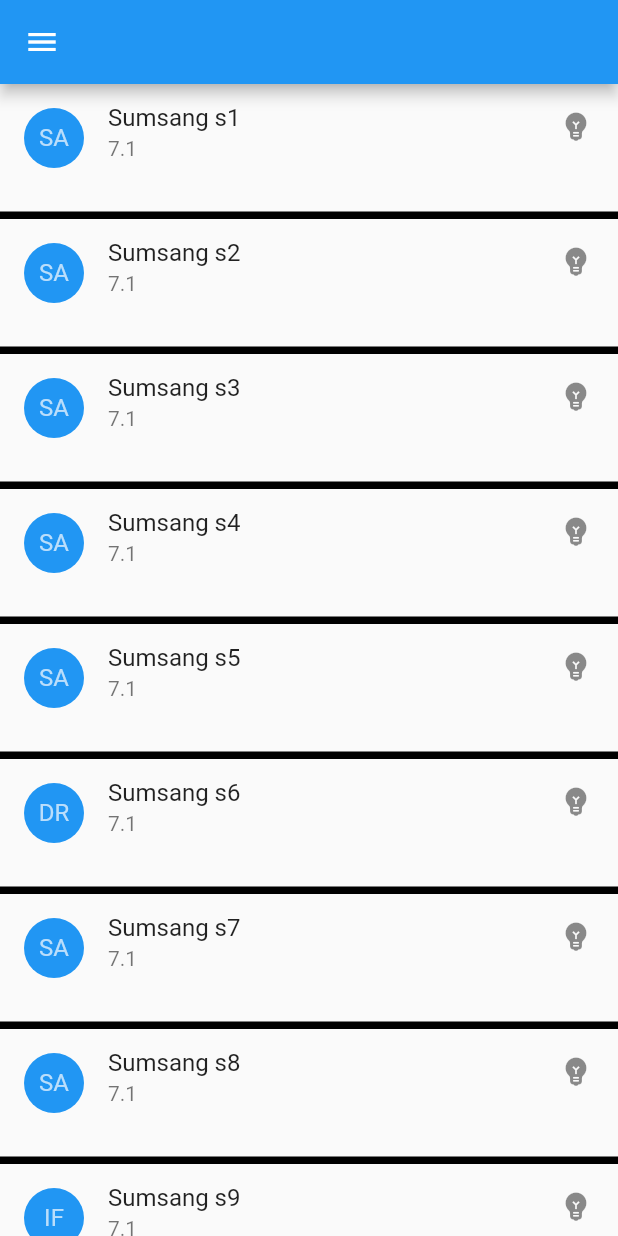
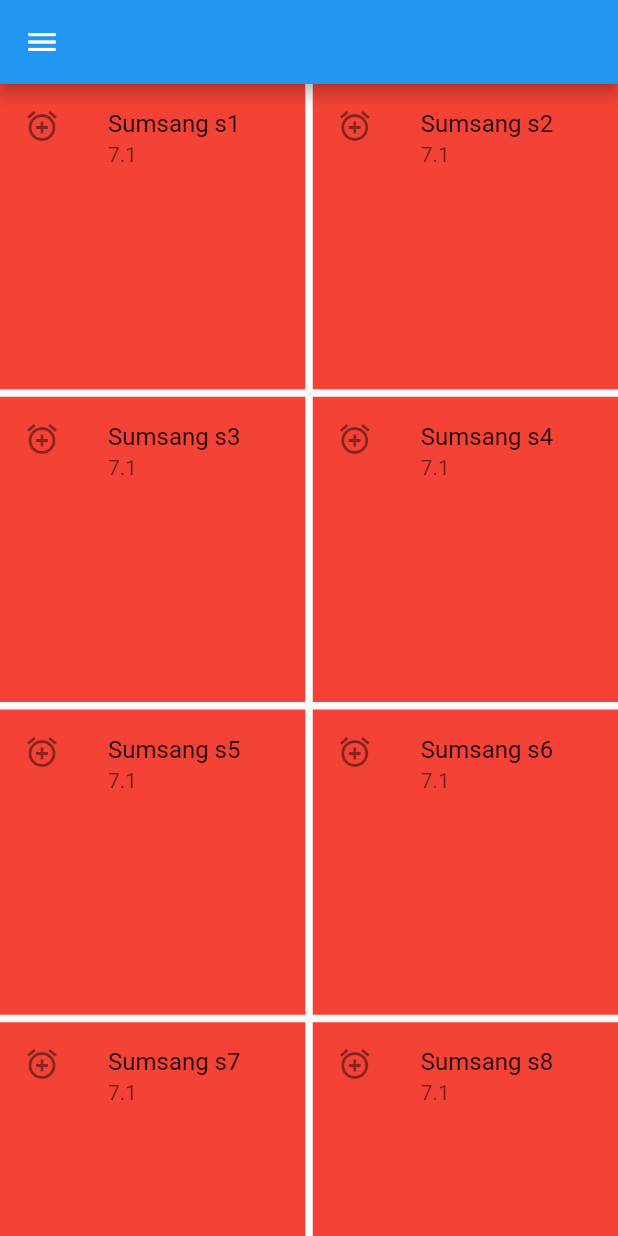
Before and after one commit to wejden7/Flutter_Tutorial, a Flutter app: the screen it shows after launch, on a phone screen of 412 x 824 dp. Run offline on Flutter 3.47's test engine with Material 2 defaults, Android fonts, the phone set to English and light mode, and no system bars.

Commit message:
GridView.builder

```diff
--- a/lib/NewPage/test.dart
+++ b/lib/NewPage/test.dart
@@ -20,26 +20,20 @@ class _TestState extends State<Test> {
   ];
   @override
   Widget build(BuildContext context) {
-    return ListView.separated(
-        separatorBuilder: (context, i) {
-          return Divider(
-            color: Colors.black,
-            height: 2,
-            thickness: 5,
-          );
-        },
+    return GridView.builder(
         physics: BouncingScrollPhysics(),
         itemCount: mobile.length,
+        gridDelegate: SliverGridDelegateWithFixedCrossAxisCount(
+            crossAxisCount: 2, crossAxisSpacing: 5, mainAxisSpacing: 5),
         itemBuilder: (context, i) {
-          return ListTile(
-            leading: CircleAvatar(
-              backgroundColor: Colors.blue,
-              child: Text(mobile[i]["avatar"]),
+          return Container(
+            // margin: EdgeInsets.only(top: 10, left: 5, right: 5),
+            child: ListTile(
+              tileColor: Colors.red,
+              title: Text(mobile[i]["name"]),
+              subtitle: Text(mobile[i]["screen"]),
+              leading: Icon(Icons.alarm_add),
             ),
-            title: Text(mobile[i]["name"]),
-            subtitle: Text(mobile[i]["screen"]),
-            trailing: Icon(Icons.emoji_objects_rounded),
-            isThreeLine: true,
           );
         });
   }
```
